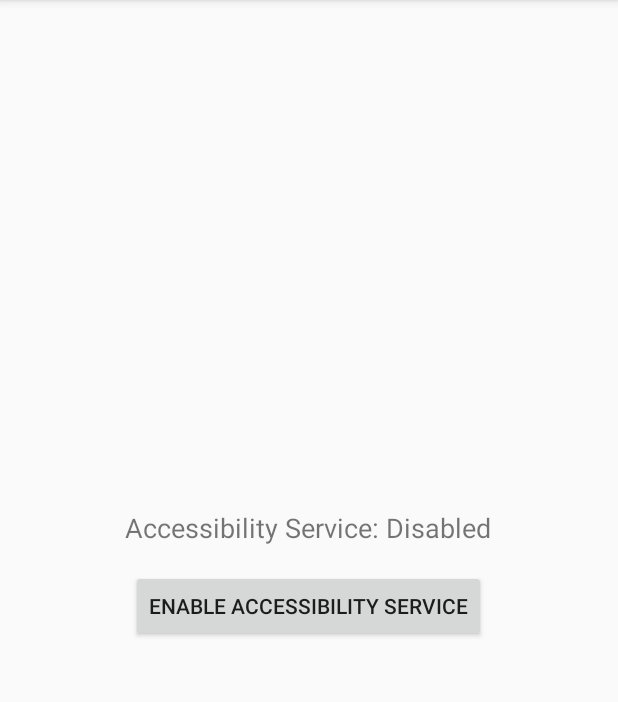
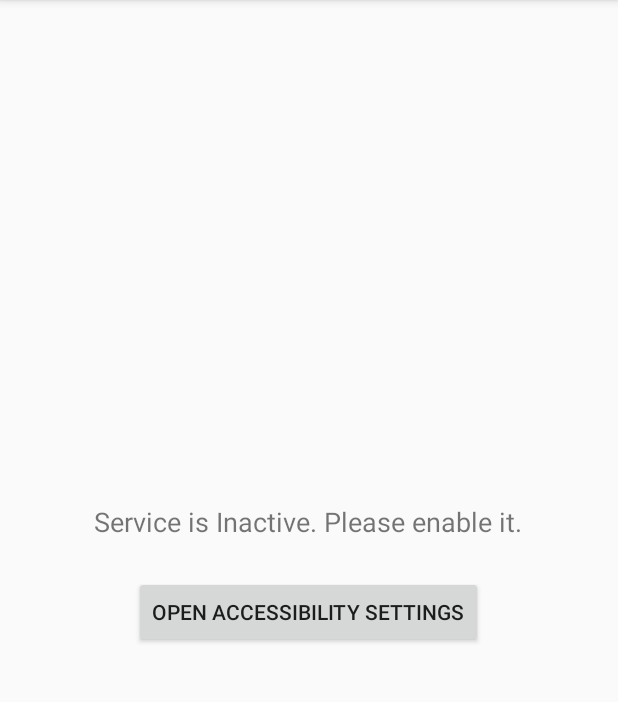
Before and after one commit to kux109/ReelShortBlocker, an Android app: the screen it shows after launch (MainActivity), on a phone screen of 412 x 824 dp, the part 84-786 px from its top. Run offline under Robolectric (Android 15) with nearby library versions, the phone set to English and light mode, and no system bars.

```diff
--- a/app/build.gradle
+++ b/app/build.gradle
@@ -34,4 +34,5 @@ plugins {
 
 dependencies {
     implementation 'androidx.appcompat:appcompat:1.6.1'
+    implementation 'com.google.android.material:material:1.12.0' // Add this line
 }
--- a/app/src/main/java/com/example/reelshortblocker/MainActivity.java
+++ b/app/src/main/java/com/example/reelshortblocker/MainActivity.java
@@ -1,66 +1,90 @@
 package com.example.reelshortblocker;
 
-import android.content.ComponentName;
 import android.content.Context;
 import android.content.Intent;
 import android.os.Bundle;
 import android.provider.Settings;
-import android.view.View;
+import android.text.TextUtils;
+import android.util.Log;
 import android.widget.Button;
 import android.widget.TextView;
 import androidx.appcompat.app.AppCompatActivity;
-import android.view.accessibility.AccessibilityManager;
-import android.accessibilityservice.AccessibilityServiceInfo;
 
 public class MainActivity extends AppCompatActivity {
-    private Button enableButton;
+
+    private static final String TAG = "MainActivity";
     private TextView statusText;
+    private Button settingsButton;
 
     @Override
     protected void onCreate(Bundle savedInstanceState) {
         super.onCreate(savedInstanceState);
-        setContentView(R.layout.activity_main);
+        setContentView(R.layout.activity_main); // Assumes you have activity_main.xml
 
-        enableButton = findViewById(R.id.enableButton);
-        statusText = findViewById(R.id.statusText);
+        // Find the UI elements from your layout
+        // IMPORTANT: Make sure your activity_main.xml has a TextView with id "status_text"
+        // and a Button with id "enable_service_button".
+        statusText = findViewById(R.id.status_text);
+        settingsButton = findViewById(R.id.enable_service_button);
 
-        updateServiceStatus();
-
-        enableButton.setOnClickListener(v -> {
-            if (!isAccessibilityServiceEnabled()) {
-                startActivity(new Intent(Settings.ACTION_ACCESSIBILITY_SETTINGS));
-            } else {
-                statusText.setText("Accessibility Service is already enabled!");
-                enableButton.setEnabled(false);
-            }
+        // When the button is clicked, always take the user to Accessibility Settings
+        settingsButton.setOnClickListener(v -> {
+            Intent intent = new Intent(Settings.ACTION_ACCESSIBILITY_SETTINGS);
+            startActivity(intent);
         });
     }
 
     @Override
     protected void onResume() {
         super.onResume();
-        updateServiceStatus();
+        // Every time the app comes into the foreground, check the permission status.
+        updateUI();
     }
 
-    private boolean isAccessibilityServiceEnabled() {
-        AccessibilityManager am = (AccessibilityManager) getSystemService(Context.ACCESSIBILITY_SERVICE);
-        ComponentName expectedComponent = new ComponentName(this, ReelShortBlockerService.class);
-        String expectedComponentName = expectedComponent.flattenToShortString(); // Use short string for comparison
-        for (AccessibilityServiceInfo info : am.getEnabledAccessibilityServiceList(AccessibilityServiceInfo.FEEDBACK_ALL_MASK)) {
-            if (info.getId().contains(expectedComponentName)) {
-                return true;
+    private void updateUI() {
+        if (isAccessibilityServiceEnabled(this, ReelShortBlockerService.class)) {
+            Log.d(TAG, "Service is ENABLED. Updating UI.");
+            statusText.setText("Service is Active");
+            settingsButton.setText("Disable Service (in Settings)");
+        } else {
+            Log.d(TAG, "Service is DISABLED. Updating UI.");
+            statusText.setText("Service is Inactive. Please enable it.");
+            settingsButton.setText("Open Accessibility Settings");
+        }
+    }
+
+    /**
+     * Checks if a specific Accessibility Service is enabled in the system settings.
+     * @param context The application context.
+     * @param serviceClass The class of the service to check (e.g., ReelShortBlockerService.class).
+     * @return true if the service is enabled, false otherwise.
+     */
+    public static boolean isAccessibilityServiceEnabled(Context context, Class<?> serviceClass) {
+        final String serviceId = context.getPackageName() + "/" + serviceClass.getCanonicalName();
+        try {
+            int accessibilityEnabled = Settings.Secure.getInt(
+                    context.getApplicationContext().getContentResolver(),
+                    Settings.Secure.ACCESSIBILITY_ENABLED);
+
+            if (accessibilityEnabled == 1) {
+                TextUtils.SimpleStringSplitter colonSplitter = new TextUtils.SimpleStringSplitter(':');
+                String settingValue = Settings.Secure.getString(
+                        context.getApplicationContext().getContentResolver(),
+                        Settings.Secure.ENABLED_ACCESSIBILITY_SERVICES);
+
+                if (settingValue != null) {
+                    colonSplitter.setString(settingValue);
+                    while (colonSplitter.hasNext()) {
+                        String aacessibilityService = colonSplitter.next();
+                        if (aacessibilityService.equalsIgnoreCase(serviceId)) {
+                            return true;
+                        }
+                    }
+                }
             }
+        } catch (Settings.SettingNotFoundException e) {
+            Log.e(TAG, "Error finding accessibility setting", e);
         }
         return false;
     }
-
-    private void updateServiceStatus() {
-        if (isAccessibilityServiceEnabled()) {
-            statusText.setText("Accessibility Service: Enabled");
-            enableButton.setEnabled(false);
-        } else {
-            statusText.setText("Accessibility Service: Disabled");
-            enableButton.setEnabled(true);
-        }
-    }
 }
--- a/app/src/main/res/layout/activity_main.xml
+++ b/app/src/main/res/layout/activity_main.xml
@@ -1,23 +1,26 @@
 <?xml version="1.0" encoding="utf-8"?>
 <LinearLayout xmlns:android="http://schemas.android.com/apk/res/android"
+    xmlns:tools="http://schemas.android.com/tools"
     android:layout_width="match_parent"
     android:layout_height="match_parent"
+    android:gravity="center"
     android:orientation="vertical"
     android:padding="16dp"
-       android:gravity="center">
+    tools:context=".MainActivity">
 
     <TextView
-           android:id="@+id/statusText"
+        android:id="@+id/status_text"
         android:layout_width="wrap_content"
         android:layout_height="wrap_content"
-           android:text="Accessibility Service: Disabled"
-           android:textSize="18sp"
-           android:layout_marginBottom="16dp"/>
+        android:layout_marginBottom="24dp"
+        android:text="Checking service status..."
+        android:textAlignment="center"
+        android:textSize="18sp" />
 
     <Button
-           android:id="@+id/enableButton"
+        android:id="@+id/enable_service_button"
         android:layout_width="wrap_content"
         android:layout_height="wrap_content"
-           android:text="Enable Accessibility Service"/>
+        android:text="Open Accessibility Settings" />
 
 </LinearLayout>
--- /dev/null
+++ b/app/src/main/res/values/themes.xml
@@ -0,0 +1,7 @@
+<?xml version="1.0" encoding="utf-8"?>
+<resources>
+    <!-- Base application theme. -->
+    <style name="Theme.ReelShortBlocker" parent="Theme.AppCompat.DayNight.DarkActionBar">
+        <!-- Customize your theme here if needed. -->
+    </style>
+</resources>
--- a/app/src/main/res/xml/accessibility_service_config.xml
+++ b/app/src/main/res/xml/accessibility_service_config.xml
@@ -1,9 +1,7 @@
 <?xml version="1.0" encoding="utf-8"?>
 <accessibility-service xmlns:android="http://schemas.android.com/apk/res/android"
     android:accessibilityEventTypes="typeAllMask"
+    android:accessibilityFlags="flagDefault"
     android:accessibilityFeedbackType="feedbackAllMask"
     android:notificationTimeout="100"
-    android:accessibilityFlags="flagDefault"
-    android:canRetrieveWindowContent="true"
-    android:packageNames="com.instagram.android,com.facebook.katana,com.google.android.youtube"
-    android:description="@string/accessibility_service_description" />
+    android:canRetrieveWindowContent="true" />
--- /dev/null
+++ b/app/src/main/res/xml/backup_rules.xml
@@ -0,0 +1,5 @@
+<?xml version="1.0" encoding="utf-8"?>
+<full-backup-content>
+    <!-- This is a standard backup rules file. -->
+    <!-- You can customize backup rules here. For now, this is sufficient. -->
+</full-backup-content>
```
Also changed, not shown: app/src/main/AndroidManifest.xml (+15 -7 lines), app/src/main/java/com/example/reelshortblocker/ReelShortBlockerService.java (+56 -36 lines), app/src/main/res/xml/data_extraction_rules.xml (added, +9 -0 lines), 947 other files. Lines whose indentation alone changed are shown as unchanged.
